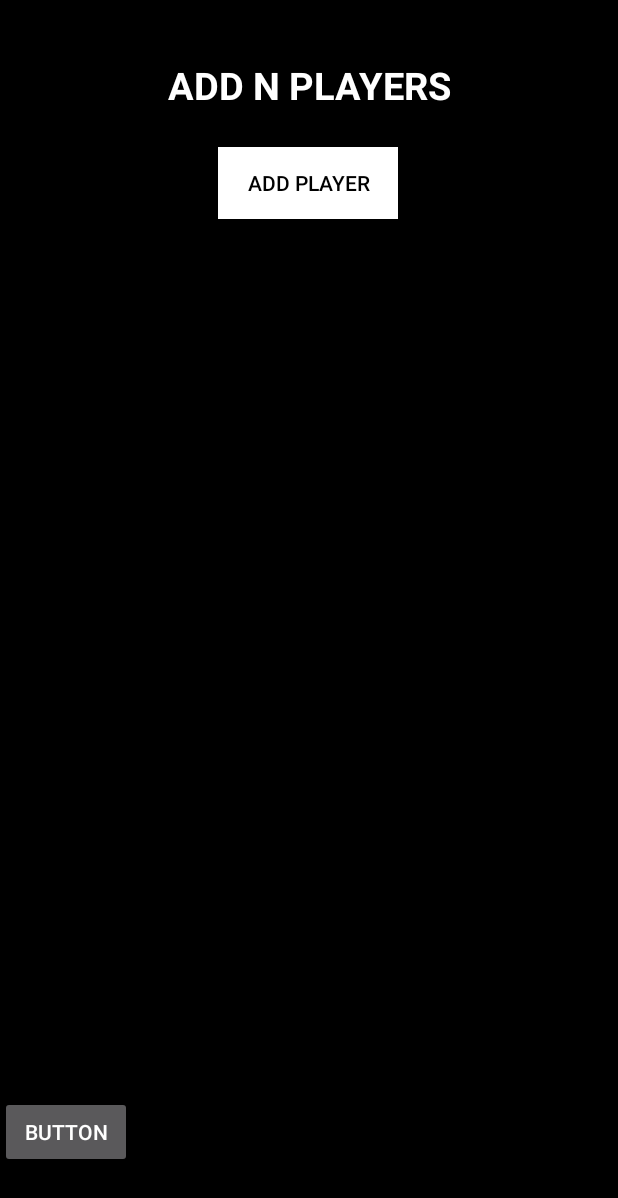
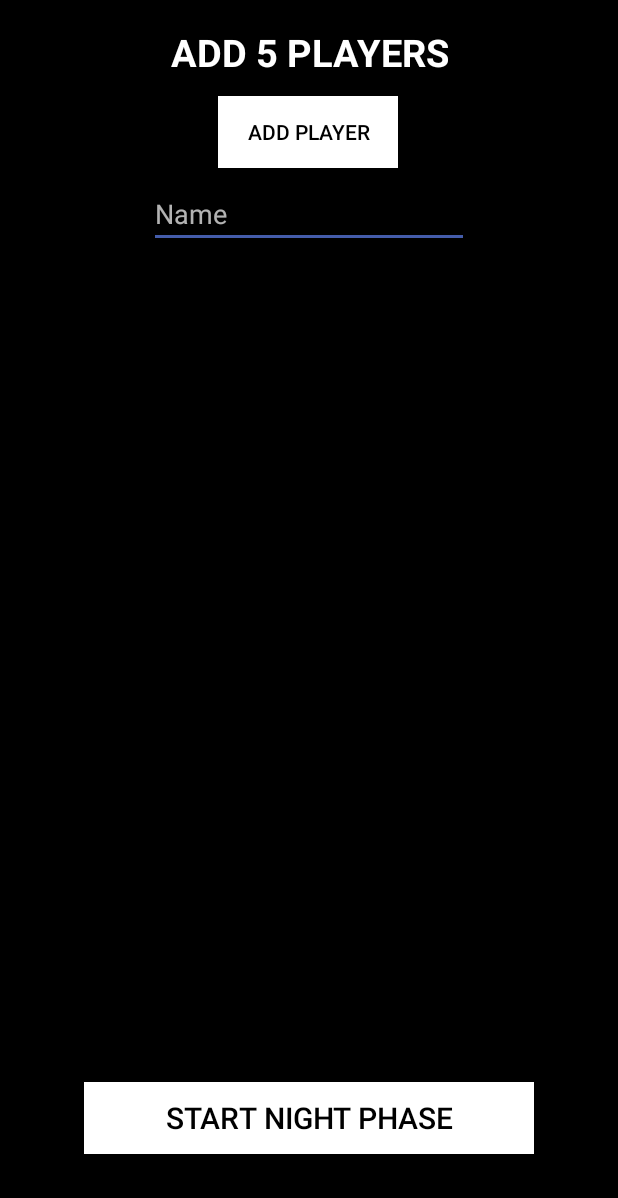
Before and after one commit to LeoMarin/TheResistance, an Android app: the AddPlayers screen opened directly, with no data from a screen before it, on a phone screen of 412 x 824 dp. Shown: the top 1198 px of the screen. Run offline under Robolectric (Android 15) with nearby library versions, the phone set to English and light mode, and no system bars; Roboto replaces fonts that are not available here.

Commit message:
Add Players

```diff
--- a/app/src/main/java/com/tony/theresistance/AddPlayers.java
+++ b/app/src/main/java/com/tony/theresistance/AddPlayers.java
@@ -4,11 +4,25 @@ import androidx.appcompat.app.AppCompatActivity;
 
 import android.content.Intent;
 import android.os.Bundle;
+import android.view.View;
+import android.widget.Button;
+import android.widget.EditText;
+import android.widget.TextView;
 
 public class AddPlayers extends AppCompatActivity {
 
     private int playerNumber;
     private Values values;
+    private int addedPlayerNumber;
+
+    private Button addPlayerButton;
+    private Button startNightPhaseButton;
+
+    private TextView addPlayersTextView;
+    private EditText editText;
+
+
+    private TextView[] playerTextViews;
 
     @Override
     protected void onCreate(Bundle savedInstanceState) {
@@ -20,5 +34,51 @@ public class AddPlayers extends AppCompatActivity {
 
         values = Values.getInstance();
 
+        addPlayerButton = findViewById(R.id.buttonAddPlayer);
+        startNightPhaseButton = findViewById(R.id.buttonNightPhase);
+
+        addPlayersTextView = findViewById(R.id.textViewAddPlayers);
+
+        addPlayersTextView.setText("ADD "+ playerNumber + " PLAYERS");
+
+        values = Values.getInstance();
+        values.generatePlayers(playerNumber);
+
+        playerTextViews = new TextView[10];
+        playerTextViews[0] = findViewById(R.id.textViewPlayer1);
+        playerTextViews[1] = findViewById(R.id.textViewPlayer2);
+        playerTextViews[2] = findViewById(R.id.textViewPlayer3);
+        playerTextViews[3] = findViewById(R.id.textViewPlayer4);
+        playerTextViews[4] = findViewById(R.id.textViewPlayer5);
+        playerTextViews[5] = findViewById(R.id.textViewPlayer6);
+        playerTextViews[6] = findViewById(R.id.textViewPlayer7);
+        playerTextViews[7] = findViewById(R.id.textViewPlayer8);
+        playerTextViews[8] = findViewById(R.id.textViewPlayer9);
+        playerTextViews[9] = findViewById(R.id.textViewPlayer10);
+
+        editText = findViewById(R.id.editText);
+
+        addedPlayerNumber = 0;
+        addPlayerButton.setOnClickListener(new View.OnClickListener() {
+            @Override
+            public void onClick(View v) {
+                if(editText.getText().toString().equals(""))
+                    return;
+
+                playerTextViews[addedPlayerNumber].setVisibility(View.VISIBLE);
+                playerTextViews[addedPlayerNumber].setText(editText.getText().toString());
+
+                values.playerList.get(addedPlayerNumber).setName(editText.getText().toString());
+                editText.setText("");
+                addedPlayerNumber++;
+                if(addedPlayerNumber>=playerNumber){
+                    addPlayerButton.setEnabled(false);
+                    startNightPhaseButton.setEnabled(true);
+                    editText.setEnabled(false);
+                }
+            }
+        });
+
+
     }
 }
--- a/app/src/main/java/com/tony/theresistance/Values.java
+++ b/app/src/main/java/com/tony/theresistance/Values.java
@@ -88,6 +88,12 @@ public class Values extends Application {
         }
         Collections.shuffle(Arrays.asList(arr));
 
+        playerList.clear();
+
+        for(int i=0; i<playerNumber; i++){
+            Player player = new Player();
+            playerList.add(player);
+        }
 
     }
 }
--- a/app/src/main/res/layout/activity_add_players.xml
+++ b/app/src/main/res/layout/activity_add_players.xml
@@ -20,13 +20,13 @@
         app:layout_constraintEnd_toEndOf="parent"
         app:layout_constraintStart_toStartOf="parent"
         app:layout_constraintTop_toTopOf="parent"
-        app:layout_constraintVertical_bias="0.050" />
+        app:layout_constraintVertical_bias="0.022" />
 
     <Button
-        android:id="@+id/button"
+        android:id="@+id/buttonAddPlayer"
         android:layout_width="120dp"
         android:layout_height="wrap_content"
-        android:layout_marginTop="24dp"
+        android:layout_marginTop="12dp"
         android:background="@color/colorComplementaryWhite"
         android:text="Add player"
         android:textColor="@color/colorMidnightBlack"
@@ -37,18 +37,140 @@
 
     <LinearLayout
         android:id="@+id/linearLayout2"
-        android:layout_width="match_parent"
-        android:layout_height="400dp"
+        android:layout_width="350dp"
+        android:layout_height="460dp"
         android:orientation="vertical"
         app:layout_constraintBottom_toBottomOf="parent"
-        app:layout_constraintTop_toBottomOf="@+id/button"></LinearLayout>
+        app:layout_constraintEnd_toEndOf="parent"
+        app:layout_constraintStart_toStartOf="parent"
+        app:layout_constraintTop_toBottomOf="@+id/editText"
+        app:layout_constraintVertical_bias="0.207">
+
+        <TextView
+            android:id="@+id/textViewPlayer1"
+            android:layout_width="match_parent"
+            android:layout_height="wrap_content"
+            android:layout_margin="5dp"
+            android:layout_marginStart="10dp"
+            android:textColor="@color/colorComplementaryWhite"
+            android:textSize="25sp"
+            android:visibility="gone" />
+
+        <TextView
+            android:id="@+id/textViewPlayer2"
+            android:layout_width="match_parent"
+            android:layout_height="wrap_content"
+            android:layout_margin="5dp"
+            android:layout_marginStart="10dp"
+            android:textColor="@color/colorComplementaryWhite"
+            android:textSize="25sp"
+            android:visibility="gone" />
+
+        <TextView
+            android:id="@+id/textViewPlayer3"
+            android:layout_width="match_parent"
+            android:layout_height="wrap_content"
+            android:layout_margin="5dp"
+            android:layout_marginStart="10dp"
+            android:textColor="@color/colorComplementaryWhite"
+            android:textSize="25sp"
+            android:visibility="gone" />
+
+        <TextView
+            android:id="@+id/textViewPlayer4"
+            android:layout_width="match_parent"
+            android:layout_height="wrap_content"
+            android:layout_margin="5dp"
+            android:layout_marginStart="10dp"
+            android:textColor="@color/colorComplementaryWhite"
+            android:textSize="25sp"
+            android:visibility="gone" />
+
+        <TextView
+            android:id="@+id/textViewPlayer5"
+            android:layout_width="match_parent"
+            android:layout_height="wrap_content"
+            android:layout_margin="5dp"
+            android:layout_marginStart="10dp"
+            android:textColor="@color/colorComplementaryWhite"
+            android:textSize="25sp"
+            android:visibility="gone" />
+
+        <TextView
+            android:id="@+id/textViewPlayer6"
+            android:layout_width="match_parent"
+            android:layout_height="wrap_content"
+            android:layout_margin="5dp"
+            android:layout_marginStart="10dp"
+            android:textColor="@color/colorComplementaryWhite"
+            android:textSize="25sp"
+            android:visibility="gone" />
+
+        <TextView
+            android:id="@+id/textViewPlayer7"
+            android:layout_width="match_parent"
+            android:layout_height="wrap_content"
+            android:layout_margin="5dp"
+            android:layout_marginStart="10dp"
+            android:textColor="@color/colorComplementaryWhite"
+            android:textSize="25sp"
+            android:visibility="gone" />
+
+        <TextView
+            android:id="@+id/textViewPlayer8"
+            android:layout_width="match_parent"
+            android:layout_height="wrap_content"
+            android:layout_margin="5dp"
+            android:layout_marginStart="10dp"
+            android:textColor="@color/colorComplementaryWhite"
+            android:textSize="25sp"
+            android:visibility="gone" />
+
+        <TextView
+            android:id="@+id/textViewPlayer9"
+            android:layout_width="match_parent"
+            android:layout_height="wrap_content"
+            android:layout_margin="5dp"
+            android:layout_marginStart="10dp"
+            android:textColor="@color/colorComplementaryWhite"
+            android:textSize="25sp"
+            android:visibility="gone" />
+
+        <TextView
+            android:id="@+id/textViewPlayer10"
+            android:layout_width="match_parent"
+            android:layout_height="wrap_content"
+            android:layout_margin="5dp"
+            android:layout_marginStart="10dp"
+            android:textColor="@color/colorComplementaryWhite"
+            android:textSize="25sp"
+            android:visibility="gone" />
+    </LinearLayout>
 
     <Button
-        android:id="@+id/button2"
+        android:id="@+id/buttonNightPhase"
+        android:layout_width="300dp"
+        android:layout_height="wrap_content"
+        android:background="@color/colorComplementaryWhite"
+        android:enabled="false"
+        android:text="Start night phase"
+        android:textColor="@color/colorMidnightBlack"
+        android:textSize="20sp"
+        app:layout_constraintBottom_toBottomOf="parent"
+        app:layout_constraintEnd_toEndOf="parent"
+        app:layout_constraintStart_toStartOf="parent"
+        app:layout_constraintTop_toBottomOf="@+id/linearLayout2"/>
+
+    <EditText
+        android:id="@+id/editText"
         android:layout_width="wrap_content"
         android:layout_height="wrap_content"
-        android:text="Button"
-        app:layout_constraintBottom_toBottomOf="parent"
-        app:layout_constraintTop_toBottomOf="@+id/linearLayout2"
-        tools:layout_editor_absoluteX="159dp" />
+        android:layout_marginTop="8dp"
+        android:ems="10"
+        android:hint="Name"
+        android:inputType="textVisiblePassword"
+        app:layout_constraintEnd_toEndOf="parent"
+        app:layout_constraintStart_toStartOf="parent"
+        app:layout_constraintTop_toBottomOf="@+id/buttonAddPlayer" />
+
 </androidx.constraintlayout.widget.ConstraintLayout>
--- a/app/src/main/res/layout/activity_main.xml
+++ b/app/src/main/res/layout/activity_main.xml
@@ -236,7 +236,8 @@
             android:layout_gravity="center"
             android:text="START"
             android:layout_margin="10dp"
-            android:background="@color/lightGray"
+            android:background="@color/colorComplementaryWhite"
+            android:textColor="@color/colorMidnightBlack"
             />
 
     </LinearLayout>
```
